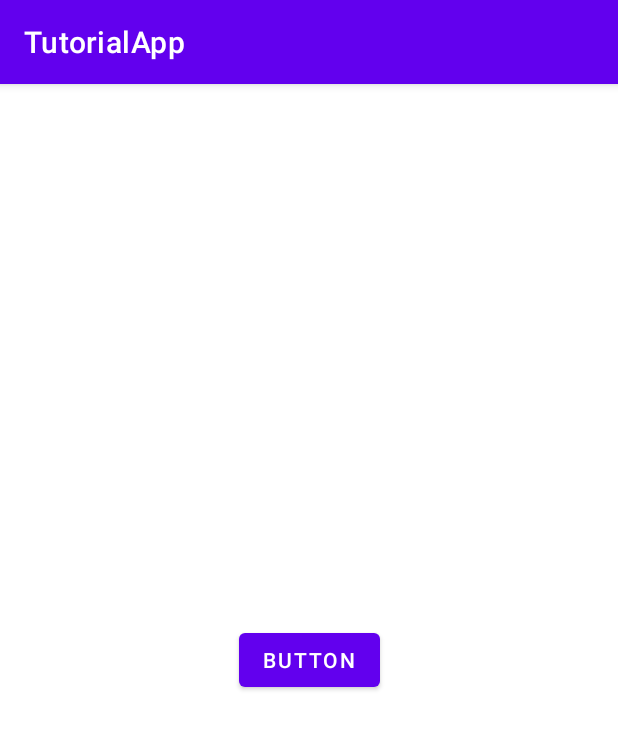
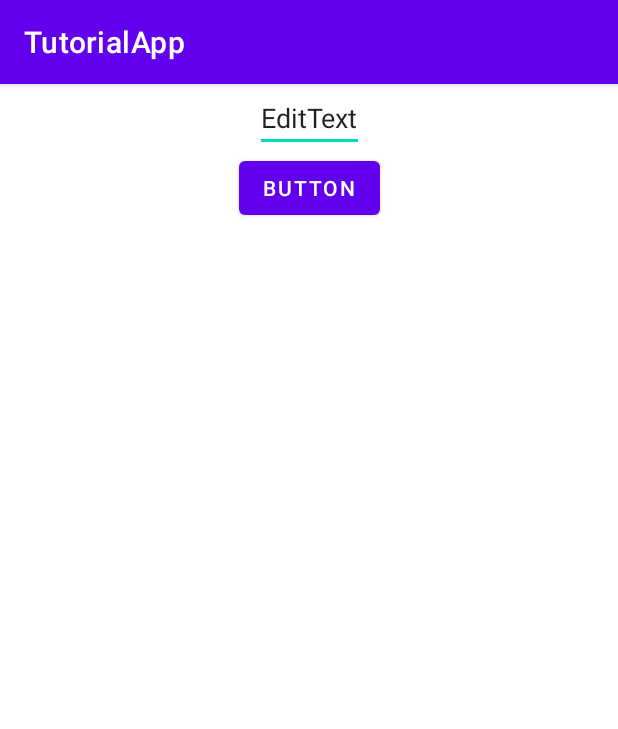
Before and after one commit to beViGO/CITUAndroidTutorial_ObjectsOnMap, an Android app: the screen it shows after launch (MainActivity), after a tap on "BUTTON", on a phone screen of 412 x 824 dp. Shown: the top 729 px of the screen. Run offline under Robolectric (Android 15) with nearby library versions, the phone set to English and light mode, and no system bars.

Commit message:
Play with some widgets.

```diff
--- /dev/null
+++ b/app/src/main/java/ru/poopitcorp/tutorialapp/CObject.kt
@@ -0,0 +1,11 @@
+package ru.poopitcorp.tutorialapp
+
+import android.widget.SimpleCursorAdapter
+
+class CObject(var name: String, var description: String) {
+    var comments = mutableListOf<String>()
+
+    override fun toString(): String {
+        return "$name :: $description"
+    }
+}
--- a/app/src/main/java/ru/poopitcorp/tutorialapp/MainActivity.kt
+++ b/app/src/main/java/ru/poopitcorp/tutorialapp/MainActivity.kt
@@ -2,7 +2,11 @@ package ru.poopitcorp.tutorialapp
 
 import androidx.appcompat.app.AppCompatActivity
 import android.os.Bundle
+import android.util.Log
+import android.view.View
 import android.widget.Button
+import android.widget.ListView
+import android.widget.TextView
 import android.widget.Toast
 
 class MainActivity : AppCompatActivity() {
@@ -10,9 +14,23 @@ class MainActivity : AppCompatActivity() {
         super.onCreate(savedInstanceState)
         setContentView(R.layout.activity_main)
 
-        var button = findViewById<Button>(R.id.button)
+        val obj = CObject("ViGO", "12345")
+
+        val editText = findViewById<TextView>(R.id.editText)
+        val listView = findViewById<ListView>(R.id.listView)
+        val button = findViewById<Button>(R.id.button)
         button.setOnClickListener {
-            Toast.makeText(applicationContext, "Something Here", Toast.LENGTH_SHORT).show()
+
+
+            obj.comments.add(editText.text.toString())
+            //listView.addFooterView(View(editText.text.toString()))
+
+            Toast.makeText(applicationContext, "Size: ${obj.comments.size} "
+                        , Toast.LENGTH_SHORT).show()
+
+            Log.i("TAG", "ADDED: ${editText.text.toString()}")
         }
+
+        Log.i("TAG", ">>> onCreate finished.")
     }
 }
--- a/app/src/main/res/layout/activity_main.xml
+++ b/app/src/main/res/layout/activity_main.xml
@@ -11,11 +11,27 @@
         android:layout_width="wrap_content"
         android:layout_height="wrap_content"
         android:text="Button"
-        app:layout_constraintTop_toTopOf="parent"
+        app:layout_constraintEnd_toEndOf="parent"
+        app:layout_constraintStart_toStartOf="parent"
+        app:layout_constraintTop_toBottomOf="@+id/editText" />
+
+    <EditText
+        android:id="@+id/editText"
+        android:layout_width="wrap_content"
+        android:layout_height="wrap_content"
+        android:text="EditText"
+        app:layout_constraintEnd_toEndOf="parent"
+        app:layout_constraintStart_toStartOf="parent"
+        app:layout_constraintTop_toTopOf="parent" />
+
+    <ListView
+        android:id="@+id/listView"
+        android:layout_width="378dp"
+        android:layout_height="625dp"
         app:layout_constraintBottom_toBottomOf="parent"
-        app:layout_constraintLeft_toLeftOf="parent"
-        app:layout_constraintRight_toRightOf="parent"
-        />
-<!--    tools:layout_editor_absoluteX="179dp"-->
-<!--    tools:layout_editor_absoluteY="354dp"-->
+        app:layout_constraintEnd_toEndOf="parent"
+        app:layout_constraintStart_toStartOf="parent"
+        app:layout_constraintTop_toBottomOf="@+id/button" />
+    <!--    tools:layout_editor_absoluteX="179dp"-->
+    <!--    tools:layout_editor_absoluteY="354dp"-->
 </androidx.constraintlayout.widget.ConstraintLayout>
```
